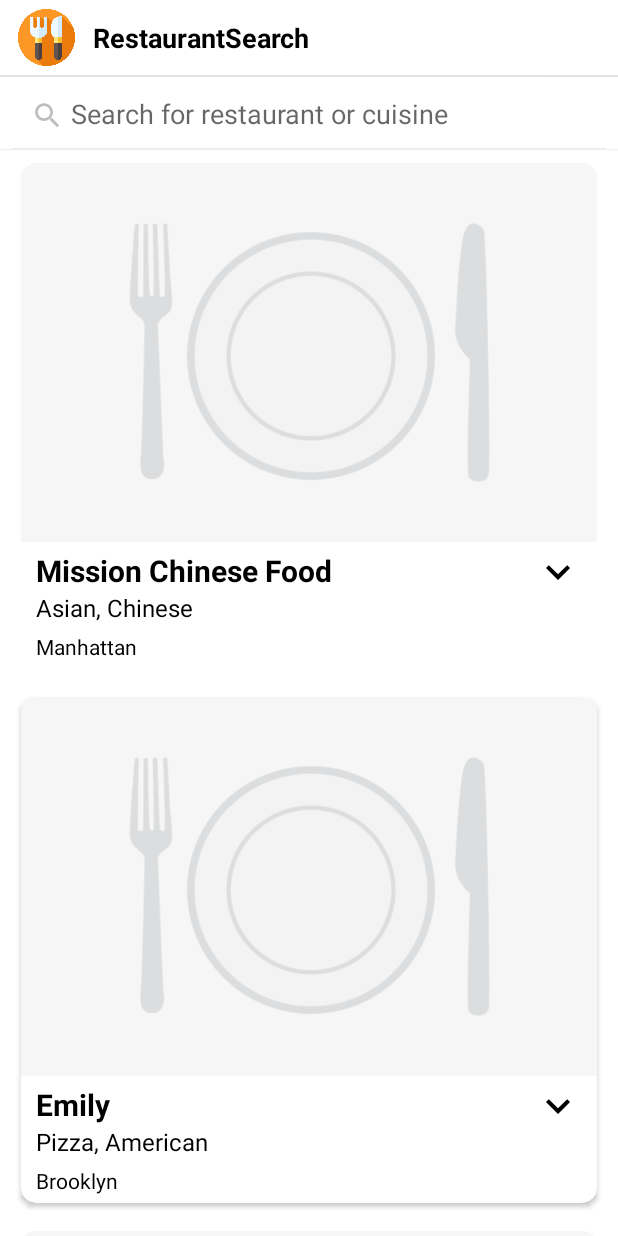
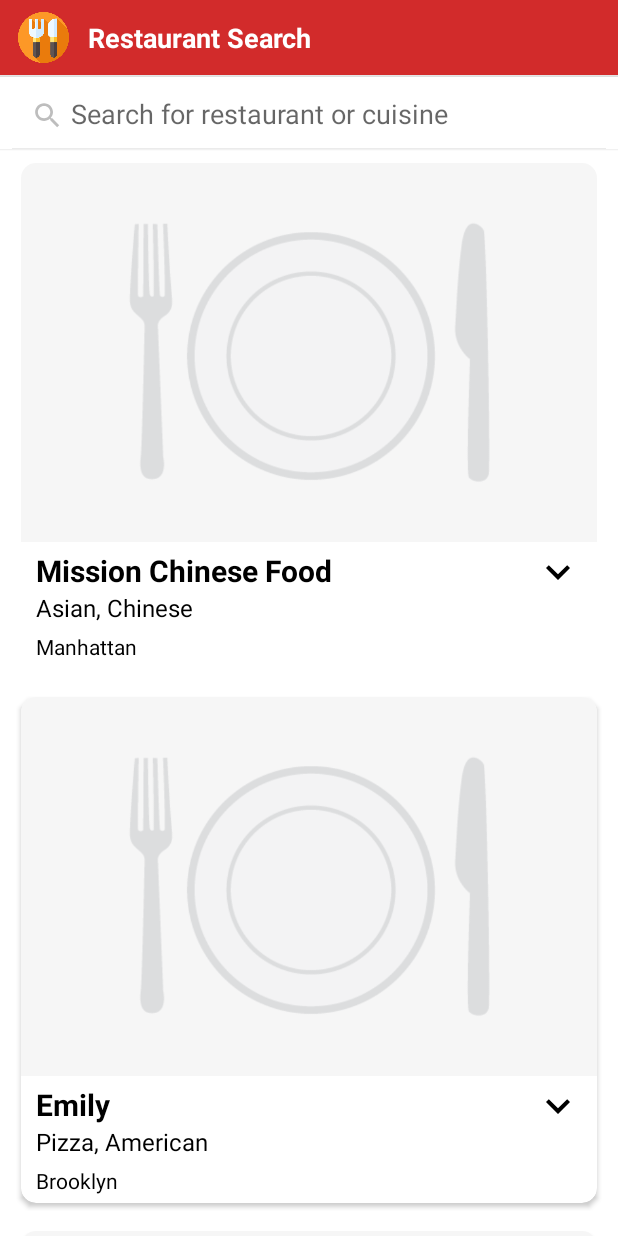
Before and after one commit to saketmilan98/restaurant_search, an Android app: the screen it shows after launch (MainActivity), on a phone screen of 412 x 824 dp. Run offline under Robolectric (Android 15) with nearby library versions, the phone set to English and light mode, and no system bars; our stand-ins replace data binding.

Commit message:
app logo updated

```diff
--- a/app/src/main/AndroidManifest.xml
+++ b/app/src/main/AndroidManifest.xml
@@ -10,9 +10,9 @@
         android:allowBackup="true"
         android:dataExtractionRules="@xml/data_extraction_rules"
         android:fullBackupContent="@xml/backup_rules"
-        android:icon="@mipmap/ic_launcher"
+        android:icon="@drawable/cutlery"
         android:label="@string/app_name"
-        android:roundIcon="@mipmap/ic_launcher_round"
+        android:roundIcon="@drawable/cutlery"
         android:supportsRtl="true"
         android:theme="@style/Theme.RestaurantSearch"
         tools:targetApi="31">
--- a/app/src/main/res/layout/toolbar_layout.xml
+++ b/app/src/main/res/layout/toolbar_layout.xml
@@ -8,7 +8,7 @@
     <androidx.constraintlayout.widget.ConstraintLayout
         android:layout_width="match_parent"
         android:layout_height="50dp"
-        android:background="@color/app_white_color">
+        android:background="@color/app_red_color">
 
         <ImageView
             android:layout_width="wrap_content"
@@ -18,8 +18,8 @@
             app:layout_constraintStart_toStartOf="parent"
             app:layout_constraintBottom_toBottomOf="parent"
             android:adjustViewBounds="true"
-            android:layout_marginTop="6dp"
-            android:layout_marginBottom="6dp"
+            android:layout_marginTop="8dp"
+            android:layout_marginBottom="8dp"
             android:paddingStart="12dp"
             android:paddingEnd="12dp"
             app:srcCompat="@drawable/ic_baseline_arrow_back_24"
@@ -33,7 +33,7 @@
             android:textSize="18sp"
             app:layout_constraintStart_toEndOf="@+id/toolbarBackIv"
             android:textStyle="bold"
-            android:textColor="@color/black"
+            android:textColor="@color/white"
             android:gravity="center"
             tools:text="Restaurants"
             />
--- a/app/src/main/res/values-night/themes.xml
+++ b/app/src/main/res/values-night/themes.xml
@@ -10,7 +10,7 @@
         <item name="colorSecondaryVariant">@color/teal_200</item>
         <item name="colorOnSecondary">@color/black</item>
         <!-- Status bar color. -->
-        <item name="android:statusBarColor" tools:targetApi="l">?attr/colorPrimaryVariant</item>
+        <item name="android:statusBarColor" tools:targetApi="l">@color/app_red_color</item>
         <!-- Customize your theme here. -->
     </style>
 </resources>
--- a/app/src/main/res/values/colors.xml
+++ b/app/src/main/res/values/colors.xml
@@ -10,4 +10,5 @@
 
     <color name="gray">#808080</color>
     <color name="app_white_color">#FFFFFF</color>
+    <color name="app_red_color">#D22B2B</color>
 </resources>
--- a/app/src/main/res/values/strings.xml
+++ b/app/src/main/res/values/strings.xml
@@ -1,5 +1,5 @@
 <resources>
-    <string name="app_name">RestaurantSearch</string>
+    <string name="app_name">Restaurant Search</string>
     <string name="notfound_text">No result found</string>
     <string name="query_hint">Search for restaurant or cuisine</string>
     <string name="matching_dishes">Matching dishes</string>
--- a/app/src/main/res/values/themes.xml
+++ b/app/src/main/res/values/themes.xml
@@ -10,7 +10,7 @@
         <item name="colorSecondaryVariant">@color/teal_700</item>
         <item name="colorOnSecondary">@color/black</item>
         <!-- Status bar color. -->
-        <item name="android:statusBarColor" tools:targetApi="l">?attr/colorPrimaryVariant</item>
+        <item name="android:statusBarColor" tools:targetApi="l">@color/app_red_color</item>
         <!-- Customize your theme here. -->
     </style>
 </resources>
```
